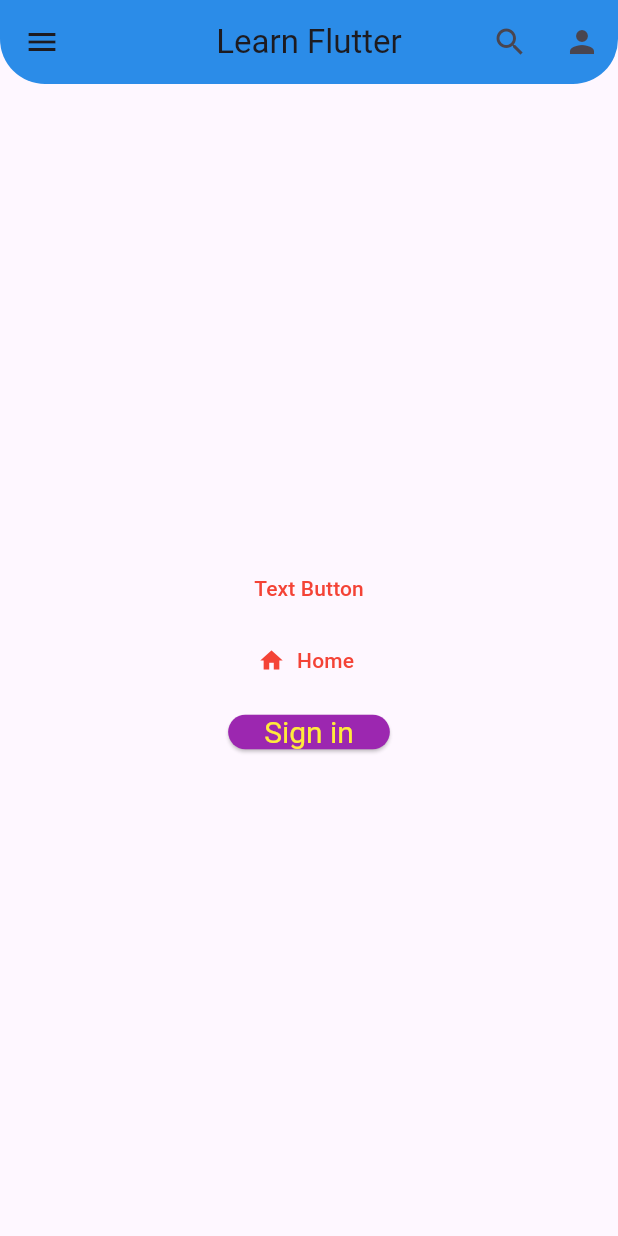
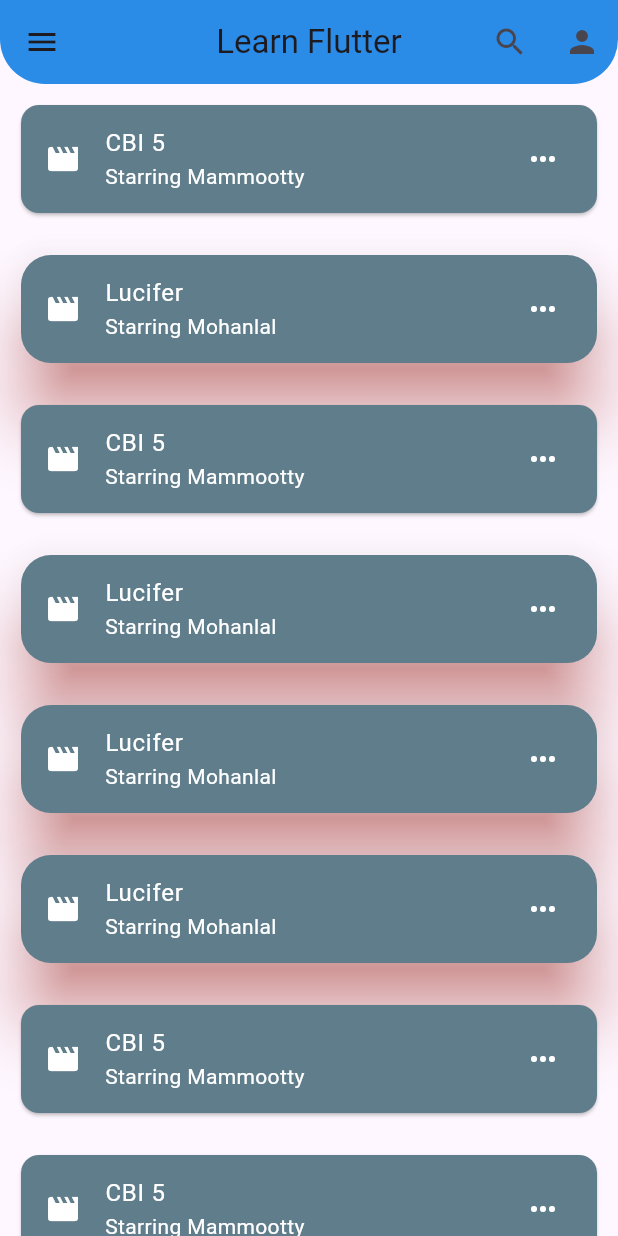
Before and after one commit to HaroonEA/my_first_app, a Flutter app: the screen it shows after launch, on a phone screen of 412 x 824 dp. Run offline on Flutter 3.47's test engine with Material 3 defaults, Android fonts, the phone set to English and light mode, and no system bars.

Commit message:
learned buttons,textfield,image and card widgets

```diff
--- a/lib/main.dart
+++ b/lib/main.dart
@@ -2,7 +2,10 @@ import 'package:flutter/material.dart';
 //import './widgets/1container.dart';
 //import './widgets/2rowcoloumn.dart';
 //import './widgets/3text.dart';
-import './widgets/4button.dart';
+//import './widgets/4button.dart';
+//import './widgets/5text_field.dart';
+//import './widgets/6image.dart';
+import './widgets/7card.dart';
 
 void main() {
   runApp(const MyApp());
--- /dev/null
+++ b/lib/widgets/7card.dart
@@ -0,0 +1,186 @@
+import 'dart:developer';
+
+import 'package:flutter/material.dart';
+
+class MyWidget extends StatelessWidget {
+  const MyWidget({super.key});
+
+  @override
+  Widget build(BuildContext context) {
+    return Scaffold(
+        appBar: AppBar(
+          title: Text("Learn Flutter"),
+          centerTitle: true,
+          backgroundColor: Colors.blue,
+          leading: Icon(Icons.menu),
+          actions: [
+            IconButton(onPressed: () {}, icon: Icon(Icons.search)),
+            IconButton(onPressed: () {}, icon: Icon(Icons.person)),
+          ],
+          shape: RoundedRectangleBorder(
+              borderRadius: BorderRadius.vertical(bottom: Radius.circular(30))),
+          elevation: 20,
+        ),
+        body: ListView(
+          //we can scroll the cards using listview
+          children: [
+            Padding(
+              padding: EdgeInsets.all(10.0),
+              child: Card(
+                color: Colors.blueGrey,
+                child: Column(children: const [
+                  ListTile(
+                    title: Text("CBI 5"),
+                    subtitle: Text("Starring Mammootty"),
+                    textColor: Colors.white,
+                    leading: Icon(Icons
+                        .movie), //leading used to display at first(right side
+                    iconColor: Colors.white,
+                    trailing: Icon(Icons.more_horiz),
+                    //onTap: (){},
+                  )
+                ]),
+              ),
+            ),
+            Padding(
+              padding: EdgeInsets.all(10.0),
+              child: Card(
+                color: Colors.blueGrey,
+                shadowColor: Colors.red,
+                elevation: 20,
+                shape: RoundedRectangleBorder(
+                    borderRadius: BorderRadius.circular(20)),
+                child: Column(children: const [
+                  ListTile(
+                    title: Text("Lucifer"),
+                    subtitle: Text("Starring Mohanlal"),
+                    textColor: Colors.white,
+                    leading: Icon(Icons.movie),
+                    iconColor: Colors.white,
+                    trailing: Icon(Icons.more_horiz),
+                    //onTap: (){},
+                  )
+                ]),
+              ),
+            ),
+            Padding(
+              padding: EdgeInsets.all(10.0),
+              child: Card(
+                color: Colors.blueGrey,
+                child: Column(children: const [
+                  ListTile(
+                    title: Text("CBI 5"),
+                    subtitle: Text("Starring Mammootty"),
+                    textColor: Colors.white,
+                    leading: Icon(Icons
+                        .movie), //leading used to display at first(right side
+                    iconColor: Colors.white,
+                    trailing: Icon(Icons.more_horiz),
+                    //onTap: (){},
+                  )
+                ]),
+              ),
+            ),
+            Padding(
+              padding: EdgeInsets.all(10.0),
+              child: Card(
+                color: Colors.blueGrey,
+                shadowColor: Colors.red,
+                elevation: 20,
+                shape: RoundedRectangleBorder(
+                    borderRadius: BorderRadius.circular(20)),
+                child: Column(children: const [
+                  ListTile(
+                    title: Text("Lucifer"),
+                    subtitle: Text("Starring Mohanlal"),
+                    textColor: Colors.white,
+                    leading: Icon(Icons.movie),
+                    iconColor: Colors.white,
+                    trailing: Icon(Icons.more_horiz),
+                    //onTap: (){},
+                  )
+                ]),
+              ),
+            ),
+            Padding(
+              padding: EdgeInsets.all(10.0),
+              child: Card(
+                color: Colors.blueGrey,
+                shadowColor: Colors.red,
+                elevation: 20,
+                shape: RoundedRectangleBorder(
+                    borderRadius: BorderRadius.circular(20)),
+                child: Column(children: const [
+                  ListTile(
+                    title: Text("Lucifer"),
+                    subtitle: Text("Starring Mohanlal"),
+                    textColor: Colors.white,
+                    leading: Icon(Icons.movie),
+                    iconColor: Colors.white,
+                    trailing: Icon(Icons.more_horiz),
+                    //onTap: (){},
+                  )
+                ]),
+              ),
+            ),
+            Padding(
+              padding: EdgeInsets.all(10.0),
+              child: Card(
+                color: Colors.blueGrey,
+                shadowColor: Colors.red,
+                elevation: 20,
+                shape: RoundedRectangleBorder(
+                    borderRadius: BorderRadius.circular(20)),
+                child: Column(children: const [
+                  ListTile(
+                    title: Text("Lucifer"),
+                    subtitle: Text("Starring Mohanlal"),
+                    textColor: Colors.white,
+                    leading: Icon(Icons.movie),
+                    iconColor: Colors.white,
+                    trailing: Icon(Icons.more_horiz),
+                    //onTap: (){},
+                  )
+                ]),
+              ),
+            ),
+            Padding(
+              padding: EdgeInsets.all(10.0),
+              child: Card(
+                color: Colors.blueGrey,
+                child: Column(children: const [
+                  ListTile(
+                    title: Text("CBI 5"),
+                    subtitle: Text("Starring Mammootty"),
+                    textColor: Colors.white,
+                    leading: Icon(Icons
+                        .movie), //leading used to display at first(right side
+                    iconColor: Colors.white,
+                    trailing: Icon(Icons.more_horiz),
+                    //onTap: (){},
+                  )
+                ]),
+              ),
+            ),
+            Padding(
+              padding: EdgeInsets.all(10.0),
+              child: Card(
+                color: Colors.blueGrey,
+                child: Column(children: const [
+                  ListTile(
+                    title: Text("CBI 5"),
+                    subtitle: Text("Starring Mammootty"),
+                    textColor: Colors.white,
+                    leading: Icon(Icons
+                        .movie), //leading used to display at first(right side
+                    iconColor: Colors.white,
+                    trailing: Icon(Icons.more_horiz),
+                    //onTap: (){},
+                  )
+                ]),
+              ),
+            ),
+          ],
+        ));
+  }
+}
--- a/pubspec.yaml
+++ b/pubspec.yaml
@@ -59,9 +59,9 @@ flutter:
   uses-material-design: true
 
   # To add assets to your application, add an assets section, like this:
-  # assets:
-  #   - images/a_dot_burr.jpeg
-  #   - images/a_dot_ham.jpeg
+  assets:
+    - images/
+  #  - images/a_dot_ham.jpeg
 
   # An image asset can refer to one or more resolution-specific "variants", see
   # https://flutter.dev/assets-and-images/#resolution-aware
```
Also changed, not shown: lib/widgets/4button.dart (+27 -7 lines), lib/widgets/5text_field.dart (added, +84 -0 lines), lib/widgets/6image.dart (added, +47 -0 lines), images/ball.jpg (added), images/bike.jpg (added), images/car.jpg (added), images/david-kovalenko-G85VuTpw6jg-unsplash.jpg (added), images/download (1).jpg (added), images/download.jpg (added), images/fish.jpg (added), images/img19_1920x1200.jpg (added), images/jr-korpa-9XngoIpxcEo-unsplash.jpg (added), images/kush-dwivedi-2Xb04b4n_BE-unsplash (1).jpg (added), 1 other file.
